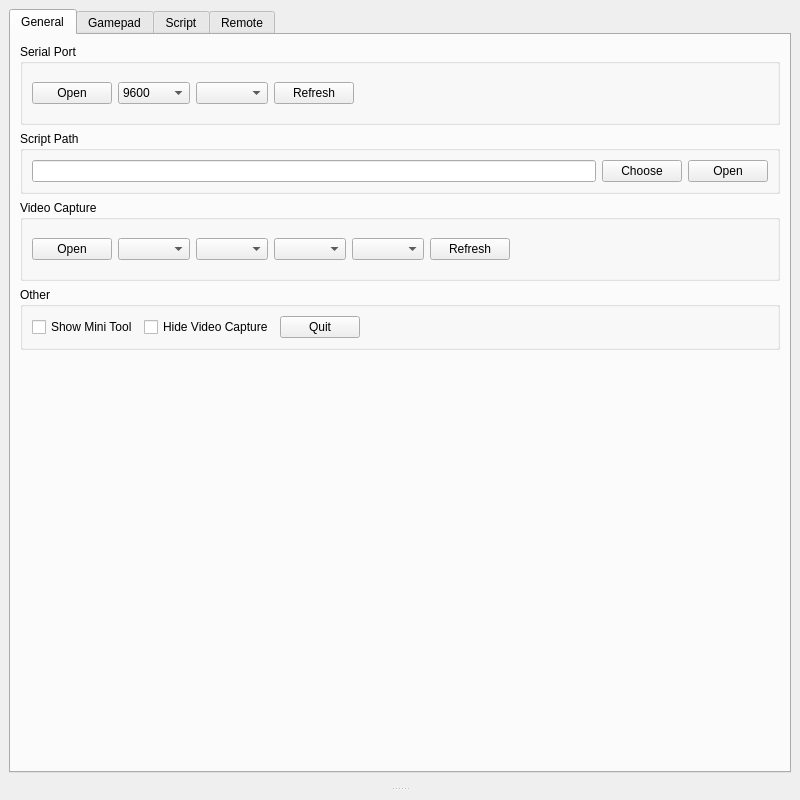
Qt form gamepad.ui (zhengran14/SwitchGamepad) before a commit.
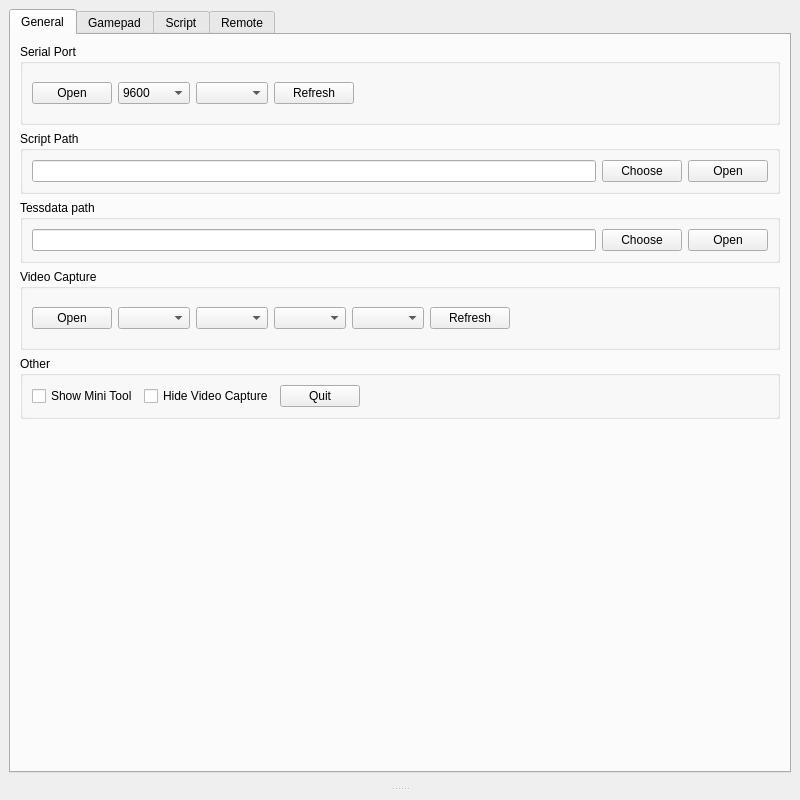
The same form after that commit. Custom widgets are drawn as their Qt base class.

Diff of the .ui file:
```diff
--- a/gamepad.ui
+++ b/gamepad.ui
@@ -193,6 +193,36 @@
               </layout>
              </widget>
             </item>
+            <item>
+             <widget class="QGroupBox" name="groupBox_3">
+              <property name="title">
+               <string>Tessdata path</string>
+              </property>
+              <layout class="QHBoxLayout" name="horizontalLayout_15">
+               <item>
+                <widget class="QLineEdit" name="tessdataPathEdit">
+                 <property name="readOnly">
+                  <bool>true</bool>
+                 </property>
+                </widget>
+               </item>
+               <item>
+                <widget class="QPushButton" name="chooseTessdataPath">
+                 <property name="text">
+                  <string>Choose</string>
+                 </property>
+                </widget>
+               </item>
+               <item>
+                <widget class="QPushButton" name="openTessdataPath">
+                 <property name="text">
+                  <string>Open</string>
+                 </property>
+                </widget>
+               </item>
+              </layout>
+             </widget>
+            </item>
             <item>
              <widget class="QGroupBox" name="videoCaptureGroup">
               <property name="title">
```
